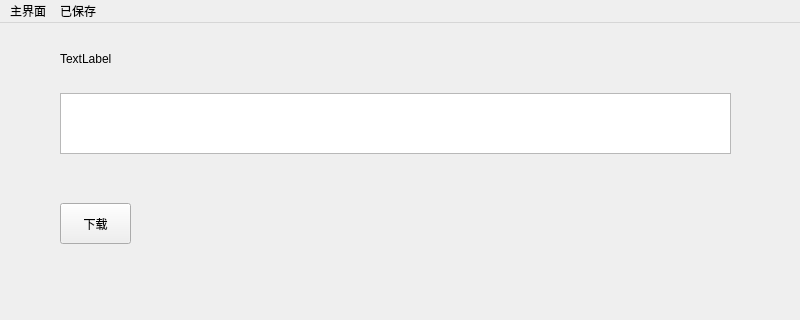
Suny256888-sy/Python, file ArticlesHelper/test.ui: the form before one commit; both pictures show x 0 to 800 and y 0 to 320 of the 800 by 600 pixel window.
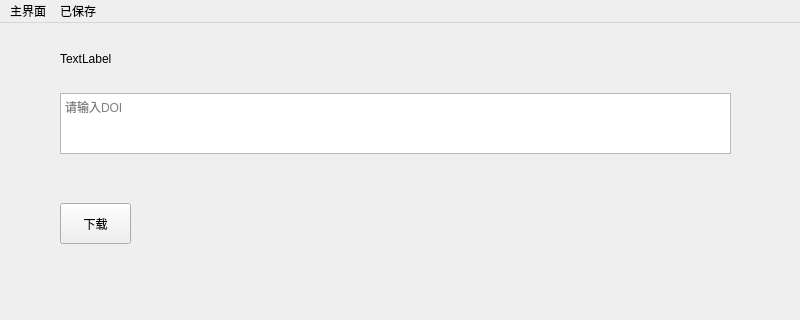
The form after the commit.

What changed in the file:
```diff
--- a/ArticlesHelper/test.ui
+++ b/ArticlesHelper/test.ui
@@ -27,7 +27,7 @@
      </rect>
     </property>
     <property name="placeholderText">
-     <string/>
+     <string>请输入DOI</string>
     </property>
    </widget>
    <widget class="QPushButton" name="dlbutton">
```
